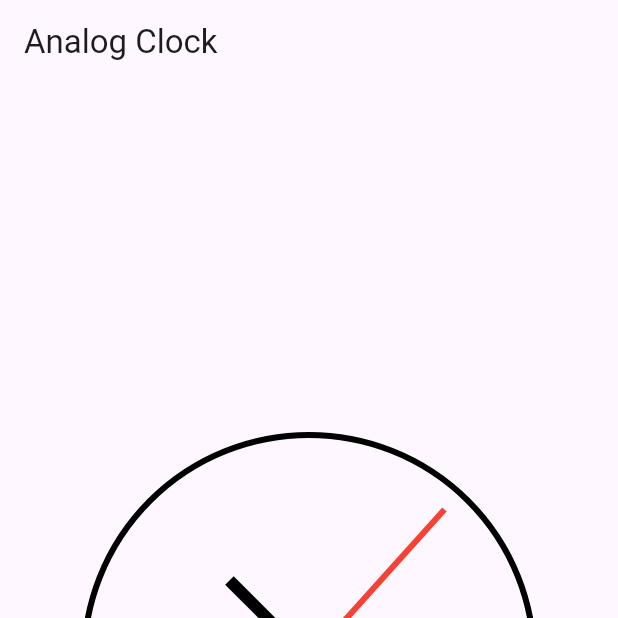
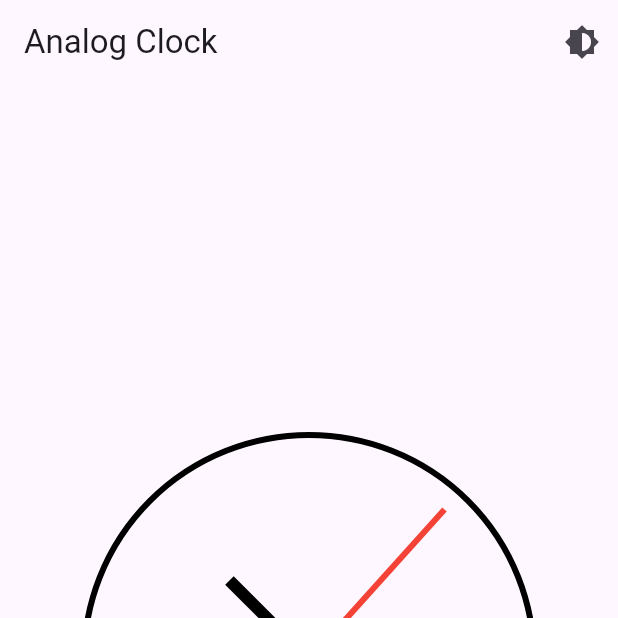
Before and after one commit to sivaprasadnk/clock, a Flutter app: the screen it shows after launch, on a phone screen of 412 x 824 dp, the top half of it. Run offline on Flutter 3.47's test engine with Material 3 defaults, Android fonts, the phone set to English and light mode, and no system bars.

Commit message:
adding toggle theme

```diff
--- a/lib/main.dart
+++ b/lib/main.dart
@@ -7,23 +7,37 @@ void main() {
   runApp(const MyApp());
 }
 
-class MyApp extends StatelessWidget {
+class MyApp extends StatefulWidget {
   const MyApp({super.key});
+
+  @override
+  _MyAppState createState() => _MyAppState();
+}
+
+class _MyAppState extends State<MyApp> {
+  bool _isDarkMode = false;
+
+  void _toggleTheme() {
+    setState(() {
+      _isDarkMode = !_isDarkMode;
+    });
+  }
 
   @override
   Widget build(BuildContext context) {
     return MaterialApp(
       title: 'Analog Clock',
-      theme: ThemeData(
-        primarySwatch: Colors.blue,
-      ),
-      home: const ClockScreen(),
+      debugShowCheckedModeBanner: false,
+      theme: _isDarkMode ? ThemeData.dark() : ThemeData.light(),
+      home: ClockScreen(toggleTheme: _toggleTheme),
     );
   }
 }
 
 class ClockScreen extends StatefulWidget {
-  const ClockScreen({super.key});
+  final VoidCallback toggleTheme;
+
+  const ClockScreen({super.key, required this.toggleTheme});
 
   @override
   State<ClockScreen> createState() => _ClockScreenState();
@@ -42,6 +56,12 @@ class _ClockScreenState extends State<ClockScreen> {
     return Scaffold(
       appBar: AppBar(
         title: const Text('Analog Clock'),
+        actions: [
+          IconButton(
+            icon: const Icon(Icons.brightness_6),
+            onPressed: widget.toggleTheme,
+          ),
+        ],
       ),
       body: const Center(
         child: ClockWidget(),
```
